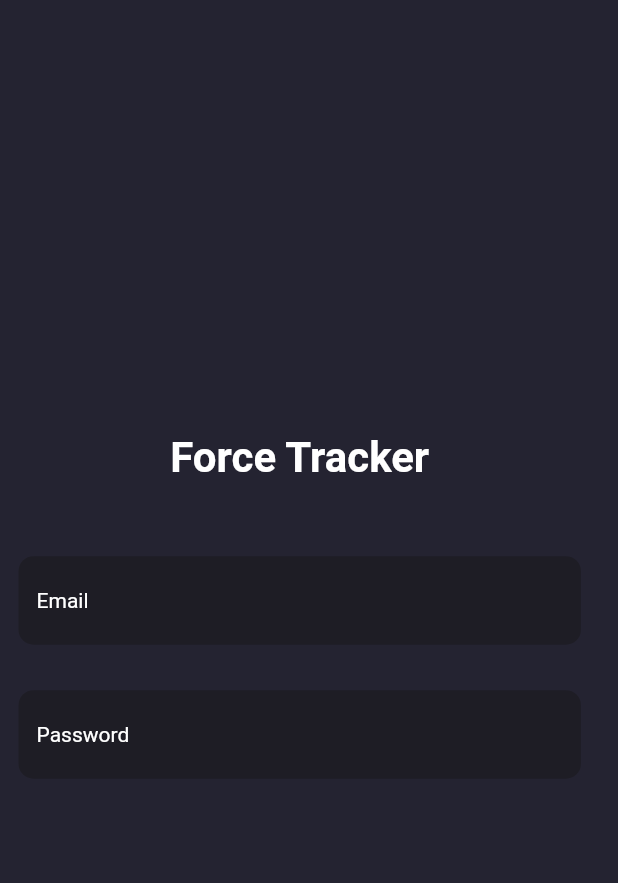
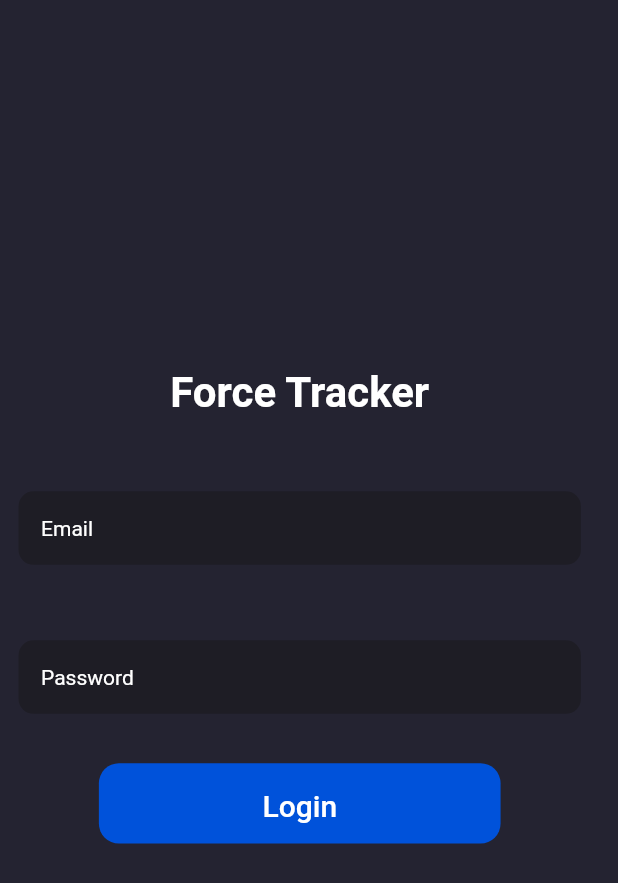
Before and after one commit to log-rational/udemy_chat, a Flutter app: the screen it shows after launch, on a phone screen of 412 x 824 dp. Shown: the top 883 px of the screen. Run offline on Flutter 3.47's test engine with Material 2 defaults, Android fonts, the light colour scheme and no system bars; our stand-ins replace cloud_firestore, file_picker, firebase_analytics, firebase_core, firebase_storage, get_it; accounts and stored records are empty.

Commit message:
added login page

```diff
--- a/lib/pages/login_page.dart
+++ b/lib/pages/login_page.dart
@@ -2,6 +2,7 @@ import 'package:flutter/material.dart';
 
 // Widgets
 import '../widgets/custom_input_fields.dart';
+import '../widgets/rounded_button.dart';
 
 class LoginPage extends StatefulWidget {
   const LoginPage({Key? key}) : super(key: key);
@@ -34,14 +35,25 @@ class _LoginPageState extends State<LoginPage> {
           mainAxisSize: MainAxisSize.max,
           mainAxisAlignment: MainAxisAlignment.center,
           crossAxisAlignment: CrossAxisAlignment.center,
-          children: [_pageTitle(), _loginForm()],
+          children: [
+            _pageTitle(),
+            _loginForm(),
+            SizedBox(
+              height: _deviceHeight * 0.04,
+            ),
+            RoundedButton(
+                name: "Login",
+                height: _deviceHeight * 0.065,
+                width: _deviceWidth * 0.65,
+                onPress: () {})
+          ],
         ),
       ),
     );
   }
 
   Widget _pageTitle() {
-    return Container(
+    return SizedBox(
       height: _deviceHeight * 0.1,
       child: const Text(
         "Force Tracker",
--- a/lib/widgets/custom_input_fields.dart
+++ b/lib/widgets/custom_input_fields.dart
@@ -23,6 +23,7 @@ class CustomTextFormField extends StatelessWidget {
         return RegExp(regEx).hasMatch(_value!) ? null : "Enter a valid value.";
       },
       decoration: InputDecoration(
+          contentPadding: const EdgeInsets.all(15),
           fillColor: const Color.fromRGBO(30, 29, 37, 1.0),
           filled: true,
           border: OutlineInputBorder(
--- /dev/null
+++ b/lib/widgets/rounded_button.dart
@@ -0,0 +1,36 @@
+import 'package:flutter/material.dart';
+
+class RoundedButton extends StatelessWidget {
+  final String name;
+  final double height;
+  final double width;
+  final Function onPress;
+  const RoundedButton(
+      {Key? key,
+      required this.name,
+      required this.height,
+      required this.width,
+      required this.onPress})
+      : super(key: key);
+
+  @override
+  Widget build(BuildContext context) {
+    return Container(
+      decoration: BoxDecoration(
+          borderRadius: BorderRadius.circular(height * 0.25),
+          color: Color.fromRGBO(0, 82, 218, 1)),
+      height: height,
+      width: width,
+      child: TextButton(
+        onPressed: () {
+          onPress();
+        },
+        child: Text(
+          name,
+          style:
+              const TextStyle(fontSize: 20, color: Colors.white, height: 1.5),
+        ),
+      ),
+    );
+  }
+}
```
